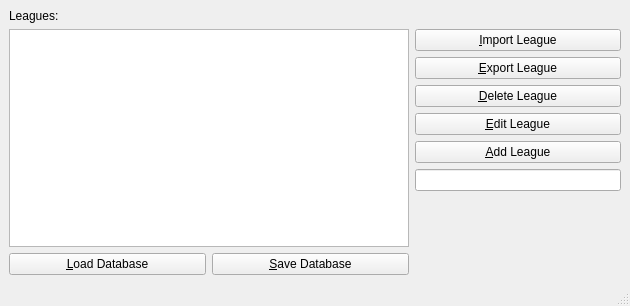
Above: CurlingLeague/GUI/main_window.ui from jmayhall/CurlingLeague before the change. Below: the same form after it.
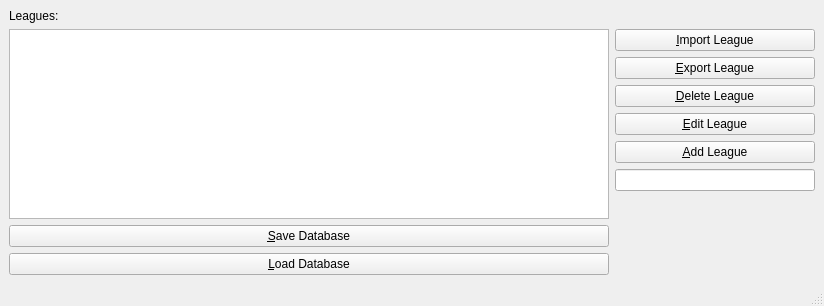
That is the form after the change.

Commit message: Filling in main window methods

Diff of the .ui file:
```diff
--- a/CurlingLeague/GUI/main_window.ui
+++ b/CurlingLeague/GUI/main_window.ui
@@ -32,28 +32,15 @@
         <item>
          <layout class="QVBoxLayout" name="verticalLayout_2">
           <item>
-           <widget class="QListView" name="leagues_listview">
-            <property name="minimumSize">
-             <size>
-              <width>400</width>
-              <height>0</height>
-             </size>
-            </property>
-           </widget>
-          </item>
-          <item>
-           <layout class="QHBoxLayout" name="horizontalLayout">
+           <layout class="QVBoxLayout" name="verticalLayout_4">
             <item>
-             <widget class="QPushButton" name="load_database_button">
+             <widget class="QListWidget" name="leagues_listwidget">
               <property name="minimumSize">
                <size>
-                <width>150</width>
+                <width>600</width>
                 <height>0</height>
                </size>
               </property>
-              <property name="text">
-               <string>&amp;Load Database</string>
-              </property>
              </widget>
             </item>
             <item>
@@ -69,6 +56,19 @@
               </property>
              </widget>
             </item>
+            <item>
+             <widget class="QPushButton" name="load_database_button">
+              <property name="minimumSize">
+               <size>
+                <width>150</width>
+                <height>0</height>
+               </size>
+              </property>
+              <property name="text">
+               <string>&amp;Load Database</string>
+              </property>
+             </widget>
+            </item>
            </layout>
           </item>
          </layout>
```
Left out of the diff: 1 changed line with no effect on the pictures. The commit also changes 1 other file.
